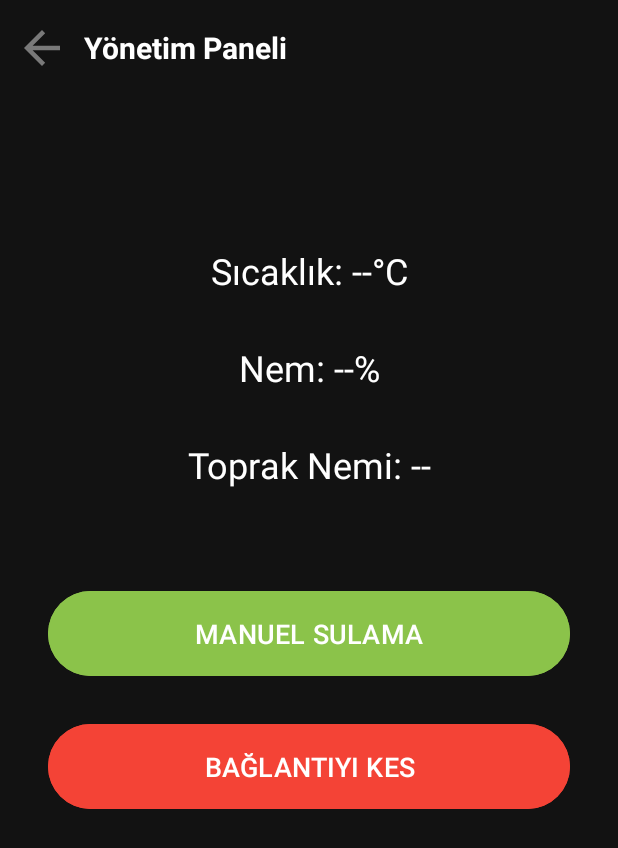
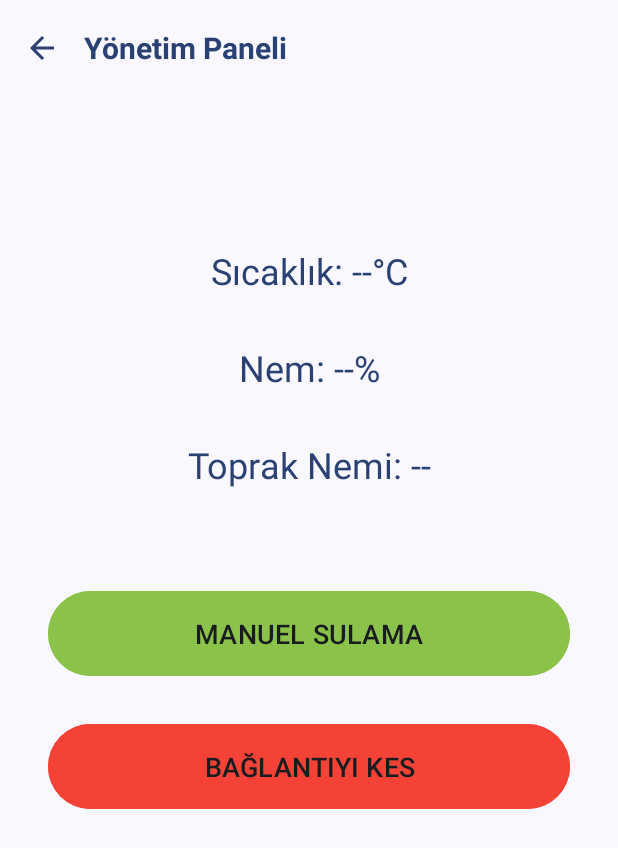
Before and after one commit to nyaexx/bitki-sulama, an Android app built with Jetpack Compose: the MonitoringActivity screen opened directly, with no data from a screen before it, on a phone screen of 412 x 824 dp. Shown: the top 848 px of the screen. Run offline under Robolectric (Android 15) with nearby library versions, the phone set to English and light mode, and no system bars; 1 statement that could not run was skipped.

Commit message:
Deneysel tema güncellemesi.

```diff
--- a/app/build.gradle.kts
+++ b/app/build.gradle.kts
@@ -13,7 +13,7 @@
         minSdk = 24
         targetSdk = 35
         versionCode = 1
-        versionName = "1.2"
+        versionName = "1.3"
 
         testInstrumentationRunner = "androidx.test.runner.AndroidJUnitRunner"
     }
@@ -49,6 +49,7 @@
     implementation(libs.androidx.ui.tooling.preview)
     implementation(libs.androidx.material3)
     implementation("androidx.core:core-splashscreen:1.0.0")
+    implementation("com.google.android.material:material:1.12.0")
 
     // AppCompat kütüphanesini ekliyoruz
     implementation("androidx.appcompat:appcompat:1.6.1")
--- a/app/src/main/AndroidManifest.xml
+++ b/app/src/main/AndroidManifest.xml
@@ -14,6 +14,7 @@
     <uses-feature android:name="android.hardware.bluetooth" android:required="true" />
 
     <application
+        android:name=".MyApplication"
         android:allowBackup="true"
         android:icon="@mipmap/ic_launcher"
         android:label="Bitki Sulama"
--- a/app/src/main/java/com/example/bitkisulama/MainActivity.kt
+++ b/app/src/main/java/com/example/bitkisulama/MainActivity.kt
@@ -28,7 +28,7 @@
     private val bluetoothDevices = mutableListOf<BluetoothDevice>()
     private lateinit var adapter: ArrayAdapter<String>
 
-    // GitHub hesap URL'niz - bunu kendi GitHub adresinizle değiştirin
+
     private val GITHUB_URL = "https://github.com/nyaexx/bitki-sulama"
 
     private val bluetoothPermissionLauncher =
--- a/app/src/main/java/com/example/bitkisulama/SplashActivity.kt
+++ b/app/src/main/java/com/example/bitkisulama/SplashActivity.kt
@@ -11,11 +11,11 @@
         super.onCreate(savedInstanceState)
         setContentView(R.layout.activity_splash)  // Burada splash ekranı layout'unu ekleyeceğiz
 
-        // Handler kullanarak 2 saniye sonra MainActivity'ye geçiş
+        // Handler kullanarak 700 ms sonra MainActivity'ye geçiş
         Handler().postDelayed({
             val intent = Intent(this, MainActivity::class.java)
             startActivity(intent)
             finish()  // Splash screen kapatılır
-        }, 2000)  // 2 saniye bekleme
+        }, 1000)  // bekleme süresi (ms)
     }
 }
--- a/app/src/main/res/drawable/arrow_back.xml
+++ b/app/src/main/res/drawable/arrow_back.xml
@@ -1,5 +1,11 @@
-<vector xmlns:android="http://schemas.android.com/apk/res/android" android:autoMirrored="true" android:height="36dp" android:tint="#797979" android:viewportHeight="24" android:viewportWidth="24" android:width="36dp">
-
-    <path android:fillColor="@android:color/white" android:pathData="M20,11H7.83l5.59,-5.59L12,4l-8,8 8,8 1.41,-1.41L7.83,13H20v-2z"/>
-
+<vector
+    xmlns:android="http://schemas.android.com/apk/res/android"
+    android:autoMirrored="true"
+    android:height="24dp"
+    android:viewportHeight="24"
+    android:viewportWidth="24"
+    android:width="24dp">
+    <path
+        android:fillColor="?attr/colorPrimaryDark"
+        android:pathData="M20,11H7.83l5.59,-5.59L12,4l-8,8 8,8 1.41,-1.41L7.83,13H20v-2z"/>
 </vector>
--- a/app/src/main/res/layout/activity_monitoring.xml
+++ b/app/src/main/res/layout/activity_monitoring.xml
@@ -4,14 +4,14 @@
     xmlns:tools="http://schemas.android.com/tools"
     android:layout_width="match_parent"
     android:layout_height="match_parent"
-    tools:context=".MonitoringActivity">
+    tools:context=".MonitoringActivity"
+    android:fitsSystemWindows="true">>
 
     <!-- Toolbar -->
     <androidx.appcompat.widget.Toolbar
         android:id="@+id/toolbar"
         android:layout_width="match_parent"
         android:layout_height="?attr/actionBarSize"
-        android:background="@color/backgroundColor"
         android:elevation="4dp"
         app:layout_constraintEnd_toEndOf="parent"
         app:layout_constraintStart_toStartOf="parent"
@@ -24,7 +24,7 @@
             android:layout_width="wrap_content"
             android:layout_height="wrap_content"
             android:text="Yönetim Paneli"
-            android:textColor="@android:color/white"
+            android:textColor="?attr/colorPrimary"
             android:textSize="20sp"
             android:textStyle="bold" />
 
@@ -36,7 +36,7 @@
         android:layout_height="wrap_content"
         android:layout_marginTop="100dp"
         android:text="Sıcaklık: --°C"
-        android:textColor="@color/textPrimary"
+        android:textColor="?attr/colorPrimary"
         android:textSize="24sp"
         app:layout_constraintEnd_toEndOf="parent"
         app:layout_constraintStart_toStartOf="parent"
@@ -48,7 +48,7 @@
         android:layout_height="wrap_content"
         android:layout_marginTop="32dp"
         android:text="Nem: --%"
-        android:textColor="@color/textPrimary"
+        android:textColor="?attr/colorPrimary"
         android:textSize="24sp"
         app:layout_constraintEnd_toEndOf="parent"
         app:layout_constraintStart_toStartOf="parent"
@@ -60,7 +60,7 @@
         android:layout_height="wrap_content"
         android:layout_marginTop="32dp"
         android:text="Toprak Nemi: --"
-        android:textColor="@color/textPrimary"
+        android:textColor="?attr/colorPrimary"
         android:textSize="24sp"
         app:layout_constraintEnd_toEndOf="parent"
         app:layout_constraintStart_toStartOf="parent"
@@ -76,6 +76,7 @@
         android:layout_marginEnd="32dp"
         android:padding="16dp"
         android:text="@string/manuel_sulama"
+        android:textColor="?attr/colorOnSurface"
         android:backgroundTint="@color/secondaryColor"
         android:textSize="18sp"
         app:layout_constraintEnd_toEndOf="parent"
@@ -92,6 +93,7 @@
         android:layout_marginEnd="32dp"
         android:padding="16dp"
         android:text="@string/baglantiyi_kes"
+        android:textColor="?attr/colorOnSurface"
         android:textSize="18sp"
         android:backgroundTint="#F44336"
         app:layout_constraintEnd_toEndOf="parent"
--- a/app/src/main/res/mipmap-anydpi-v26/ic_launcher.xml
+++ b/app/src/main/res/mipmap-anydpi-v26/ic_launcher.xml
@@ -2,4 +2,5 @@
 <adaptive-icon xmlns:android="http://schemas.android.com/apk/res/android">
     <background android:drawable="@drawable/ic_launcher_background"/>
     <foreground android:drawable="@mipmap/ic_launcher_foreground"/>
+    <monochrome android:drawable="@drawable/ic_launcher_monochrome" />
 </adaptive-icon>
--- a/app/src/main/res/mipmap-anydpi-v26/ic_launcher_round.xml
+++ b/app/src/main/res/mipmap-anydpi-v26/ic_launcher_round.xml
@@ -2,4 +2,5 @@
 <adaptive-icon xmlns:android="http://schemas.android.com/apk/res/android">
     <background android:drawable="@drawable/ic_launcher_background"/>
     <foreground android:drawable="@mipmap/ic_launcher_foreground"/>
+    <monochrome android:drawable="@drawable/ic_launcher_monochrome" />
 </adaptive-icon>
--- a/app/src/main/res/values/colors.xml
+++ b/app/src/main/res/values/colors.xml
@@ -1,15 +1,45 @@
 <resources>
-    <color name="primaryColor">#4CAF50</color> <!-- yeşil -->
+    <!-- Ana Primary Renkler -->
+    <color name="primaryColor">#4CAF50</color>
+    <color name="onPrimary">#FFFFFF</color>
+    <color name="primaryContainer">#81C784</color>
+    <color name="onPrimaryContainer">#1B5E20</color>
+
+    <!-- Secondary Renkler -->
+    <color name="secondaryColor">#8BC34A</color>
+    <color name="onSecondary">#FFFFFF</color>
+    <color name="secondaryContainer">#C5E1A5</color>
+    <color name="onSecondaryContainer">#33691E</color>
+
+    <!-- Tertiary Renkler -->
+    <color name="tertiaryColor">#FF9800</color>
+    <color name="onTertiary">#FFFFFF</color>
+    <color name="tertiaryContainer">#FFCC80</color>
+    <color name="onTertiaryContainer">#E65100</color>
+
+    <!-- Surface Renkler (Dark Theme) -->
+    <color name="surfaceColor">#121212</color>
+    <color name="onSurface">#FFFFFF</color>
+    <color name="surfaceVariant">#1E1E1E</color>
+    <color name="onSurfaceVariant">#E0E0E0</color>
+
+    <!-- Background Renkler -->
+    <color name="backgroundColor">#121212</color>
+    <color name="onBackground">#FFFFFF</color>
+
+    <!-- Error Renkler -->
+    <color name="errorColor">#F44336</color>
+    <color name="onError">#FFFFFF</color>
+
+    <!-- Text Renkler -->
+    <color name="textPrimary">#FFFFFF</color>
+    <color name="textSecondary">#B0B0B0</color>
+
+    <!-- Splash Background -->
+    <color name="splashBackground">#0A160B</color>
+
+    <!-- Eski renkler (geriye dönük uyumluluk için) -->
     <color name="primaryColorDark">#388E3C</color>
     <color name="accentColor">#FF9800</color>
 
-    <color name="onPrimary">#FFFFFF</color>
-    <color name="secondaryColor">#8BC34A</color>
-    <color name="onSecondary">#000000</color>
-
-    <color name="backgroundColor">#121212</color>
-    <color name="textPrimary">#FFFFFF</color>
-    <color name="splashBackground">#0A160B</color> <!-- Splash için -->
-
-
 </resources>
--- a/app/src/main/res/values/strings.xml
+++ b/app/src/main/res/values/strings.xml
@@ -1,7 +1,7 @@
 <resources>
     <string name="app_name">Bitki Sulama</string>
     <string name="made">made by nyaex</string>
-    <string name="app_name_version">Bitki Sulama 1.2</string>
+    <string name="app_name_version">Bitki Sulama 1.3</string>
     <string name="github">Github</string>
     <string name="share">Paylaş</string>
     <string name="search_device">Cihazları Bul</string>
--- a/app/src/main/res/values/styles.xml
+++ b/app/src/main/res/values/styles.xml
@@ -1,23 +1,62 @@
 <resources xmlns:tools="http://schemas.android.com/tools">
 
-    <!-- Ana uygulama teması -->
-    <style name="Theme.BitkiSulama" parent="Theme.Material3.DayNight.NoActionBar">
+    <!-- Ana uygulama teması - Material You desteği ile -->
+    <style name="Theme.BitkiSulama" parent="Theme.Material3.DynamicColors.DayNight.NoActionBar">
+        <!-- Status bar ve navigation bar ayarları -->
+        <item name="android:statusBarColor">@android:color/transparent</item>
+        <item name="android:navigationBarColor">@android:color/transparent</item>
+        <item name="android:windowLightStatusBar">false</item>
+        <item name="android:windowLightNavigationBar">false</item>
+
+        <!-- Edge-to-edge ekran desteği -->
+        <item name="android:windowDrawsSystemBarBackgrounds">true</item>
+        <item name="android:fitsSystemWindows">false</item>
+
+        <!-- Material You dynamic colors etkinleştirme -->
+        <item name="android:isLightTheme">false</item>
+        <item name="isMaterial3Theme">true</item>
+
+        <!-- Fallback renkler - Android 12 altı cihazlar için -->
         <item name="colorPrimary">@color/primaryColor</item>
         <item name="colorOnPrimary">@color/onPrimary</item>
+        <item name="colorPrimaryContainer">@color/primaryContainer</item>
+        <item name="colorOnPrimaryContainer">@color/onPrimaryContainer</item>
+
         <item name="colorSecondary">@color/secondaryColor</item>
         <item name="colorOnSecondary">@color/onSecondary</item>
+        <item name="colorSecondaryContainer">@color/secondaryContainer</item>
+        <item name="colorOnSecondaryContainer">@color/onSecondaryContainer</item>
+
+        <item name="colorTertiary">@color/tertiaryColor</item>
+        <item name="colorOnTertiary">@color/onTertiary</item>
+        <item name="colorTertiaryContainer">@color/tertiaryContainer</item>
+        <item name="colorOnTertiaryContainer">@color/onTertiaryContainer</item>
+
+        <item name="colorSurface">@color/surfaceColor</item>
+        <item name="colorOnSurface">@color/onSurface</item>
+        <item name="colorSurfaceVariant">@color/surfaceVariant</item>
+        <item name="colorOnSurfaceVariant">@color/onSurfaceVariant</item>
+
         <item name="android:colorBackground">@color/backgroundColor</item>
+        <item name="colorOnBackground">@color/onBackground</item>
+
+        <item name="colorError">@color/errorColor</item>
+        <item name="colorOnError">@color/onError</item>
+
         <item name="android:textColorPrimary">@color/textPrimary</item>
-        <item name="android:statusBarColor">@color/backgroundColor</item>
+        <item name="android:textColorSecondary">@color/textSecondary</item>
     </style>
 
-    <!-- Splash ekranı teması (Android 11 ve öncesi uyumlu) -->
-    <style name="Theme.BitkiSulama.Splash" parent="Theme.Material3.DayNight.NoActionBar">
-        <!-- Splash ekranı için sabit arka plan rengi veya görsel -->
-        <item name="android:windowBackground">@color/splashBackground</item>
-        <!-- Statik görüntü, animasyon değil -->
+    <!-- Splash ekranı teması -->
+    <style name="Theme.BitkiSulama.Splash" parent="Theme.Material3.DynamicColors.DayNight.NoActionBar">
+        <item name="android:windowBackground">?attr/colorSurface</item>
         <item name="android:windowNoTitle">true</item>
         <item name="android:windowFullscreen">true</item>
+        <item name="android:statusBarColor">@color/splashBackground</item>
+        <item name="android:navigationBarColor">@color/splashBackground</item>
+        <item name="android:windowDrawsSystemBarBackgrounds">true</item>
+        <item name="android:windowLightStatusBar">false</item>
+        <item name="android:windowLightNavigationBar">false</item>
     </style>
 
 </resources>
```
Also changed, not shown: app/src/main/java/com/example/bitkisulama/MyApplication.kt (added, +17 -0 lines), app/src/main/res/drawable/ic_launcher_monochrome.xml (added, +18 -0 lines), app/src/main/res/drawable/ic_splash_logo.xml (added, +11 -0 lines), app/src/main/res/layout/activity_main.xml (+11 -6 lines), app/src/main/res/layout/activity_splash.xml (+5 -3 lines), gradle/libs.versions.toml (added, +39 -0 lines), app/src/main/res/drawable/splashyuvarlak.webp (deleted), gradle/wrapper/gradle-wrapper.properties (added), 2 other files.
